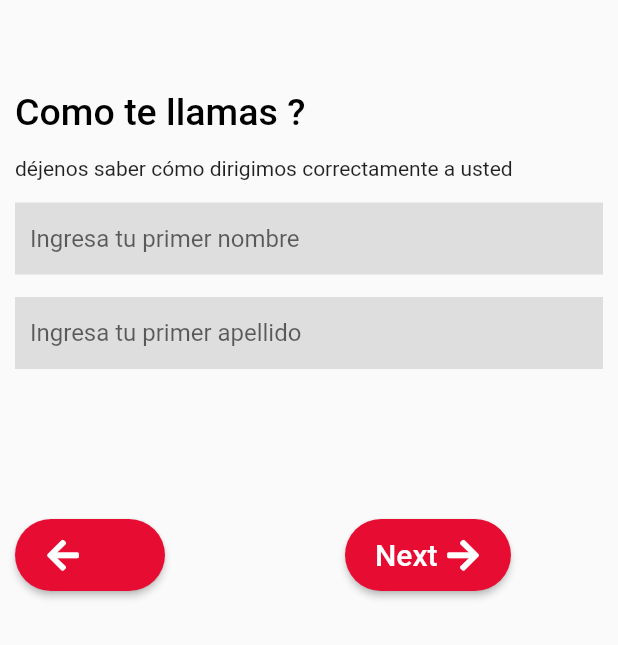
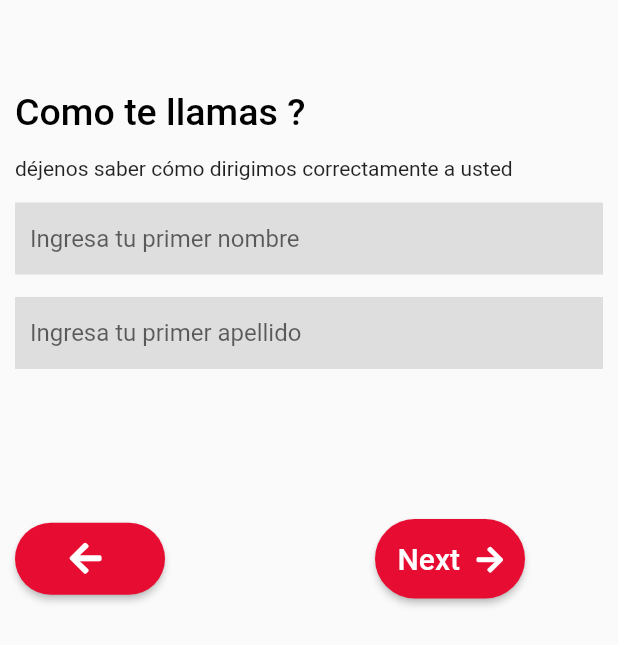
Before and after one commit to shadialmancy/Food-Delivery-Application, a Flutter app: the RegisterPage2 screen opened directly, on a phone screen of 412 x 824 dp. Shown: the top 645 px of the screen. Run offline on Flutter 3.47's test engine with Material 2 defaults, Android fonts, the phone set to English and light mode, and no system bars; our stand-ins replace convex_bottom_bar, country_code_picker, firebase_core, firebase_messaging, flutter_local_notifications, font_awesome_flutter and 2 more; accounts and stored records are empty; network calls fail.

Commit message:
changes and registration task complete

```diff
--- a/lib/src/pages/registration/constants.dart
+++ b/lib/src/pages/registration/constants.dart
@@ -14,7 +14,7 @@ Widget description_text(String text) {
   return Text(text);
 }
 
-Widget textfield(String hint,TextInputType type) {
+Widget textfield(String hint, TextInputType type) {
   return Container(
     color: const Color(0xFFDEDEDE),
     padding: const EdgeInsets.symmetric(horizontal: 10),
@@ -29,23 +29,29 @@ Widget textfield(String hint,TextInputType type) {
 }
 
 Widget nextButton() {
-  return ElevatedButton(
+  return Container(
+    width: 100,
+    child: ElevatedButton(
       onPressed: () {},
       style: ElevatedButton.styleFrom(
         primary: MyColors.primaryColor,
         shape: RoundedRectangleBorder(borderRadius: BorderRadius.circular(30)),
-        padding: const EdgeInsets.symmetric(vertical: 12, horizontal: 20)),
+      ),
       child: Row(
         children: [
+          const SizedBox(
+            width: 15,
+          ),
           const Text(
             "Next",
             style: TextStyle(fontSize: 20),
           ),
           const SizedBox(
-          width: 5,
+            width: 10,
           ),
-        const Icon(FontAwesomeIcons.arrowRight)
+          const Icon(FontAwesomeIcons.arrowRight,size: 20,)
         ],
+      ),
     ),
   );
 }
@@ -61,7 +67,12 @@ Widget backButton() {
               RoundedRectangleBorder(borderRadius: BorderRadius.circular(30)),
           padding: const EdgeInsets.symmetric(vertical: 12, horizontal: 20)),
       child: Row(
-        children: [const Icon(FontAwesomeIcons.arrowLeft)],
+        children: [
+          const SizedBox(
+            width: 15,
+          ),
+          const Icon(FontAwesomeIcons.arrowLeft)
+        ],
       ),
     ),
   );
--- a/lib/src/pages/registration/register_email.dart
+++ b/lib/src/pages/registration/register_email.dart
@@ -50,7 +50,7 @@ class _RegisterPage4State extends State<RegisterPage4> {
       children: [
         backButton(),
         const SizedBox(
-          width: 120,
+          width: 140,
         ),
         nextButton()
       ],
--- a/lib/src/pages/registration/register_name.dart
+++ b/lib/src/pages/registration/register_name.dart
@@ -15,9 +15,11 @@ class _RegisterPage2State extends State<RegisterPage2> {
   @override
   Widget build(BuildContext context) {
     return Scaffold(
-      body: Container(
-        padding: const EdgeInsets.all(10),
-        child: column(context),
+      body: SingleChildScrollView(
+        child: Container(
+          padding: const EdgeInsets.all(10),
+          child: column(context),
+        ),
       ),
     );
   }
@@ -45,7 +47,7 @@ class _RegisterPage2State extends State<RegisterPage2> {
       children: [
         backButton(),
         const SizedBox(
-          width: 120,
+          width: 140,
         ),
         nextButton()
       ],
--- a/lib/src/pages/registration/register_password.dart
+++ b/lib/src/pages/registration/register_password.dart
@@ -74,7 +74,7 @@ class _RegisterPage3State extends State<RegisterPage3> {
       children: [
         backButton(),
         const SizedBox(
-          width: 120,
+          width: 140,
         ),
         nextButton()
       ],
--- a/pubspec.yaml
+++ b/pubspec.yaml
@@ -20,6 +20,7 @@ dependencies:
   intl: ^0.17.0
   package_info: ^2.0.2
   provider: ^5.0.0
+  country_code_picker: ^2.0.2
 
 dev_dependencies:
   flutter_test:
@@ -30,4 +31,4 @@ flutter:
   uses-material-design: true
 
   assets:
-    - assets/
+    - images/sync_file.png
```
Also changed, not shown: lib/src/pages/registration/register_1.dart (+7 -1 lines), lib/src/pages/registration/register_confirm.dart (added, +71 -0 lines), lib/src/pages/registration/register_phone.dart (added, +97 -0 lines), images/sync_file.png (added), pubspec.lock. Lines whose indentation alone changed are shown as unchanged.
